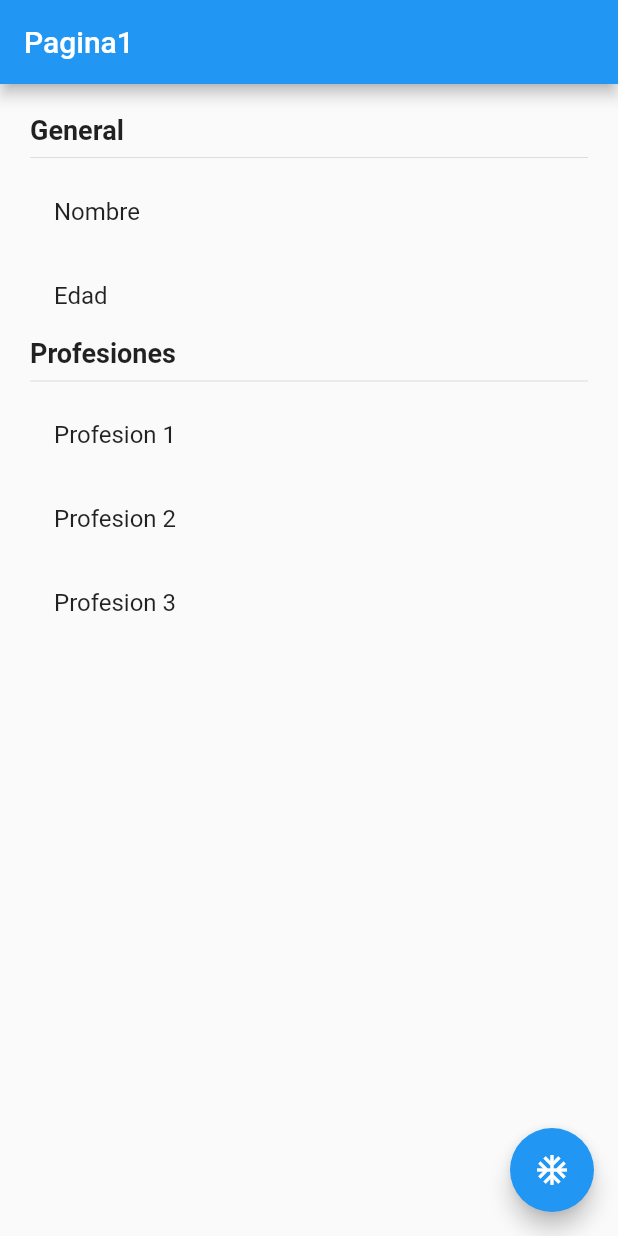
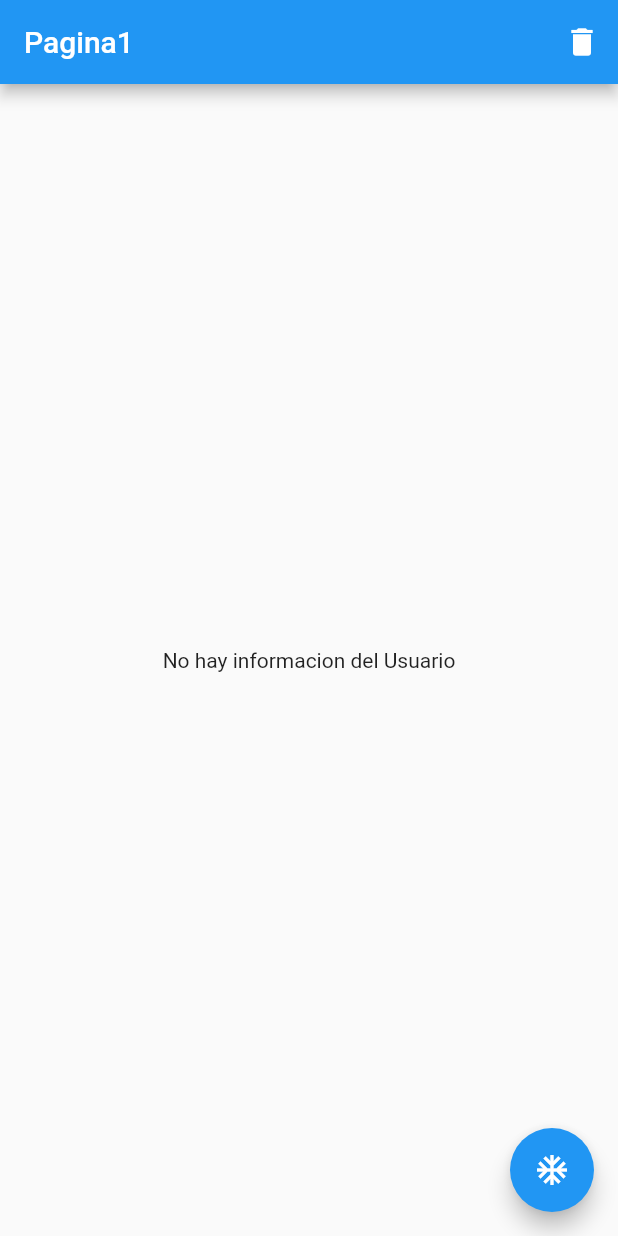
Before and after one commit to JuliioAlbert/estados, a Flutter app: the screen it shows after launch, on a phone screen of 412 x 824 dp. Run offline on Flutter 3.47's test engine with Material 2 defaults, Android fonts, the phone set to English and light mode, and no system bars; our stand-ins replace flutter_bloc.

Commit message:
Rama Cubic Terminada

```diff
--- /dev/null
+++ b/lib/bloc/usuario/usuario_cubic.dart
@@ -0,0 +1,37 @@
+import 'package:flutter_bloc/flutter_bloc.dart';
+import 'package:meta/meta.dart';
+
+import 'package:estados/models/usuario_model.dart';
+
+part 'usuario_state.dart';
+
+class UsuarioCubic extends Cubit<UsuarioState>{
+  UsuarioCubic() : super(UsuarioInitial());
+
+  void seleccionarUsuario(Usuario user){
+    emit(UsuarioActivo(user));
+  }
+
+  void cambiarEdad(int edad){
+    final currentState = state;
+    if(currentState is UsuarioActivo){
+      final newUser= currentState.usuario.copyWidth(edad: edad);
+      emit(UsuarioActivo(newUser));
+    }
+  }
+
+  void agregarProfesion(){
+      final currentState = state;
+      if(currentState is UsuarioActivo){
+
+      final newProfesiones = [...currentState.usuario.profesiones, "Profesion ${currentState.usuario.profesiones.length+1}"];
+      final newUser= currentState.usuario.copyWidth(profesiones: newProfesiones );
+      emit(UsuarioActivo(newUser));
+    }
+  }
+
+  void borrarUsuario(){
+    emit(UsuarioInitial());
+  }
+
+}
--- /dev/null
+++ b/lib/bloc/usuario/usuario_state.dart
@@ -0,0 +1,23 @@
+part of 'usuario_cubic.dart';
+
+@immutable
+abstract class UsuarioState{}
+
+class UsuarioInitial extends UsuarioState{
+  final existeUsuario = false;
+
+
+
+  // @override
+  // String toString() {
+  // return 'Usuario Inicial: ExisteUsuario:false';
+  //  }
+}
+
+class UsuarioActivo extends UsuarioState {
+    final existeUsuario = true;
+
+    final Usuario usuario;
+
+  UsuarioActivo(this.usuario);
+}
--- a/lib/main.dart
+++ b/lib/main.dart
@@ -1,13 +1,19 @@
+import 'package:estados/bloc/usuario/usuario_cubic.dart';
 import 'package:estados/pages/pagina1_page.dart';
 import 'package:estados/pages/pagina2_page.dart';
 import 'package:flutter/material.dart';
+import 'package:flutter_bloc/flutter_bloc.dart';
 
 void main() => runApp(MyApp());
 
 class MyApp extends StatelessWidget {
   @override
   Widget build(BuildContext context) {
-    return MaterialApp(
+    return MultiBlocProvider(
+      providers: [
+        BlocProvider(create: (_) => UsuarioCubic(),)
+      ],
+      child: MaterialApp(
         debugShowCheckedModeBanner: false,
         title: 'Material App',
         initialRoute: 'pagina1',
@@ -15,6 +21,7 @@ class MyApp extends StatelessWidget {
           'pagina1' : (_) => Pagina1Page(),
           'pagina2' : (_) => Pagina2Page(),
         },
+      ),
     );
   }
 }
--- a/lib/models/usuario_model.dart
+++ b/lib/models/usuario_model.dart
@@ -2,11 +2,18 @@
 
 
 class Usuario {
-  String nombre;
-  int edad;
-  List<String> profesiones;
+  final String nombre;
+ final  int edad;
+ final  List<String> profesiones;
 
   Usuario({this.nombre, this.edad, this.profesiones});
 
 
+  Usuario copyWidth({String nombre, int edad, List<String> profesiones}){
+    return Usuario(
+      nombre : nombre ?? this.nombre,
+      edad : edad ?? this.edad,
+      profesiones: profesiones ?? this.profesiones
+    );
+  }
 }
--- a/lib/pages/pagina1_page.dart
+++ b/lib/pages/pagina1_page.dart
@@ -1,4 +1,7 @@
+import 'package:estados/bloc/usuario/usuario_cubic.dart';
+import 'package:estados/models/usuario_model.dart';
 import 'package:flutter/material.dart';
+import 'package:flutter_bloc/flutter_bloc.dart';
 
 class Pagina1Page extends StatelessWidget {
   @override
@@ -6,8 +9,13 @@ class Pagina1Page extends StatelessWidget {
     return Scaffold(
       appBar: AppBar(
         title: Text('Pagina1'),
+        actions: [
+          IconButton(
+              icon: Icon(Icons.delete),
+              onPressed: () => context.read<UsuarioCubic>().borrarUsuario())
+        ],
       ),
-      body: InformacionUsuario(),
+      body: BodyScaffold(),
       floatingActionButton: FloatingActionButton(
         child: Icon(Icons.ac_unit),
         onPressed: () => Navigator.pushNamed(context, 'pagina2'),
@@ -16,7 +24,44 @@ class Pagina1Page extends StatelessWidget {
   }
 }
 
+class BodyScaffold extends StatelessWidget {
+  const BodyScaffold({
+    Key key,
+  }) : super(key: key);
+
+  @override
+  Widget build(BuildContext context) {
+    return BlocBuilder<UsuarioCubic, UsuarioState>(builder: (_, state) {
+      switch (state.runtimeType) {
+        case UsuarioInitial:
+          return Center(
+            child: Text('No hay informacion del Usuario'),
+          );
+          break;
+        case UsuarioActivo:
+          return InformacionUsuario(usuario: (state as UsuarioActivo).usuario);
+          break;
+        default:
+          return Center(
+            child: Text('Esado no reconocido'),
+          );
+      }
+
+      //  if(state is UsuarioInitial){
+      //    return Center(child: Text('No hay informacion del Usuario'),);
+      //  }else if (state is UsuarioActivo){
+      //     return InformacionUsuario(usuario:state.usuario);
+      //  }else{
+      //    return Center(child: Text('Esado no reconocido'),);
+      //  }
+    });
+  }
+}
+
 class InformacionUsuario extends StatelessWidget {
+  final Usuario usuario;
+
+  const InformacionUsuario({this.usuario});
   @override
   Widget build(BuildContext context) {
     return Container(
@@ -32,29 +77,21 @@ class InformacionUsuario extends StatelessWidget {
           ),
           Divider(),
           ListTile(
-            title: Text('Nombre'),
+            title: Text('Nombre : ${usuario.nombre}'),
           ),
           ListTile(
-            title: Text('Edad'),
+            title: Text('Edad ${usuario.edad}'),
           ),
           Text(
             'Profesiones',
             style: TextStyle(fontSize: 18, fontWeight: FontWeight.bold),
           ),
           Divider(),
-           ListTile(
-            title: Text('Profesion 1'),
-          ),
-          ListTile(
-            title: Text('Profesion 2'),
-          ),
-          ListTile(
-            title: Text('Profesion 3'),
-          ),
-
-
-
-
+          ...usuario.profesiones
+              .map((profesion) => ListTile(
+                    title: Text(profesion),
+                  ))
+              .toList()
         ],
       ),
     );
--- a/lib/pages/pagina2_page.dart
+++ b/lib/pages/pagina2_page.dart
@@ -1,10 +1,14 @@
+
+import 'package:estados/bloc/usuario/usuario_cubic.dart';
+import 'package:estados/models/usuario_model.dart';
 import 'package:flutter/material.dart';
-
+import 'package:flutter_bloc/flutter_bloc.dart';
 
 class Pagina2Page extends StatelessWidget {
 
   @override
   Widget build(BuildContext context) {
+    final usuarioCubic = context.read<UsuarioCubic>();
     return Scaffold(
        appBar: AppBar(
         title: Text('Pagina2'),
@@ -13,15 +17,18 @@ class Pagina2Page extends StatelessWidget {
         child: Column(
           mainAxisAlignment: MainAxisAlignment.center,
           children: [
-            MaterialButton(onPressed: (){},
+            MaterialButton(onPressed: (){
+              final newUser = Usuario(nombre: "Julio", edad: 35, profesiones: ["Developer"]);
+              usuarioCubic.seleccionarUsuario(newUser);
+            },
             color: Colors.blue,
             child: Text('Establecer usuario', style: TextStyle(color: Colors.white),),
             ),
-            MaterialButton(onPressed: (){},
+            MaterialButton(onPressed: () =>usuarioCubic.cambiarEdad(22),
             color: Colors.blue,
             child: Text('Cambiar Edad', style: TextStyle(color: Colors.white),),
             ),
-            MaterialButton(onPressed: (){},
+            MaterialButton(onPressed: () => usuarioCubic.agregarProfesion(),
             color: Colors.blue,
             child: Text('Añadir Profesion', style: TextStyle(color: Colors.white),),
             ),
--- a/pubspec.yaml
+++ b/pubspec.yaml
@@ -28,6 +28,7 @@ dependencies:
   # The following adds the Cupertino Icons font to your application.
   # Use with the CupertinoIcons class for iOS style icons.
   cupertino_icons: ^1.0.2
+  flutter_bloc: ^7.0.0
 
 dev_dependencies:
   flutter_test:
```
Also changed, not shown: pubspec.lock. Lines whose indentation alone changed are shown as unchanged.
